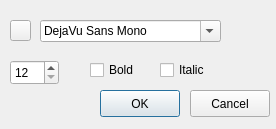
Qt form src/ui/font.ui (dbuksbaum/TextRoom) before a commit.
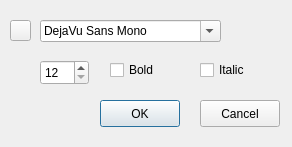
The same form after that commit.

```diff
--- a/src/ui/font.ui
+++ b/src/ui/font.ui
@@ -6,8 +6,8 @@
    <rect>
     <x>0</x>
     <y>0</y>
-    <width>276</width>
-    <height>129</height>
+    <width>292</width>
+    <height>147</height>
    </rect>
   </property>
   <property name="windowTitle">
@@ -32,7 +32,7 @@
    <property name="geometry">
     <rect>
      <x>100</x>
-     <y>90</y>
+     <y>100</y>
      <width>80</width>
      <height>27</height>
     </rect>
@@ -44,8 +44,8 @@
   <widget class="QPushButton" name="cancelPushButton">
    <property name="geometry">
     <rect>
-     <x>190</x>
-     <y>90</y>
+     <x>200</x>
+     <y>100</y>
      <width>80</width>
      <height>27</height>
     </rect>
@@ -70,9 +70,9 @@
   <widget class="QCheckBox" name="boldCheckBox">
    <property name="geometry">
     <rect>
-     <x>90</x>
+     <x>110</x>
      <y>60</y>
-     <width>51</width>
+     <width>71</width>
      <height>20</height>
     </rect>
    </property>
@@ -83,9 +83,9 @@
   <widget class="QCheckBox" name="italicCheckBox">
    <property name="geometry">
     <rect>
-     <x>160</x>
+     <x>200</x>
      <y>60</y>
-     <width>51</width>
+     <width>71</width>
      <height>20</height>
     </rect>
    </property>
@@ -96,7 +96,7 @@
   <widget class="QSpinBox" name="sizeSpinBox">
    <property name="geometry">
     <rect>
-     <x>10</x>
+     <x>40</x>
      <y>60</y>
      <width>49</width>
      <height>25</height>
```
